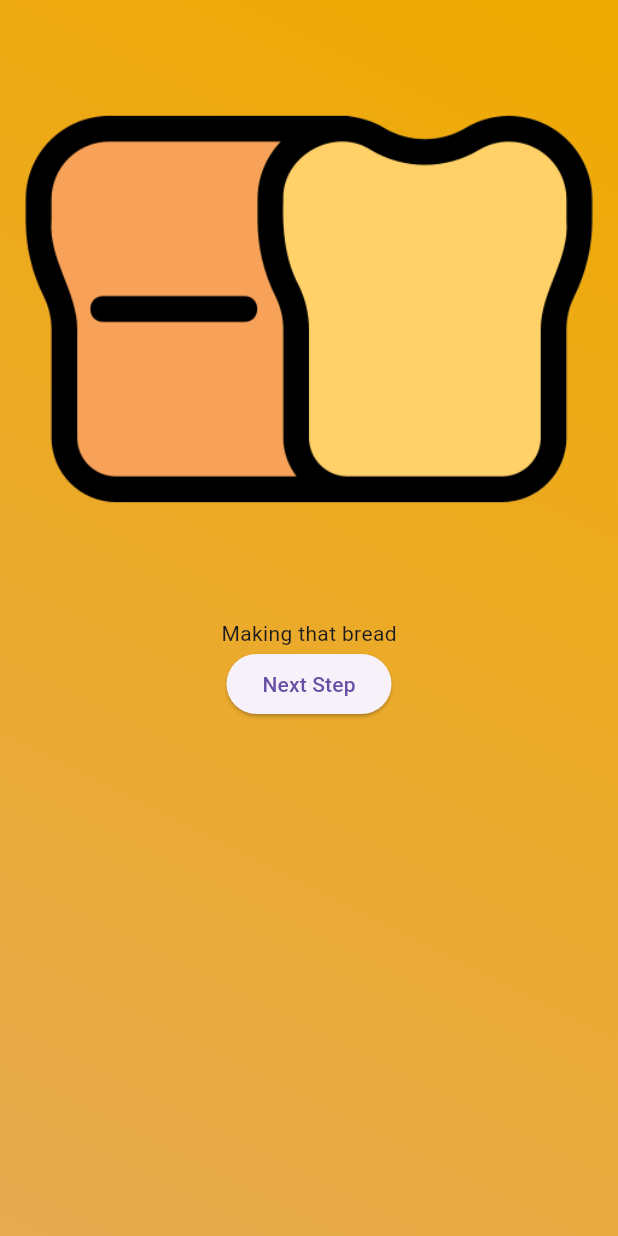
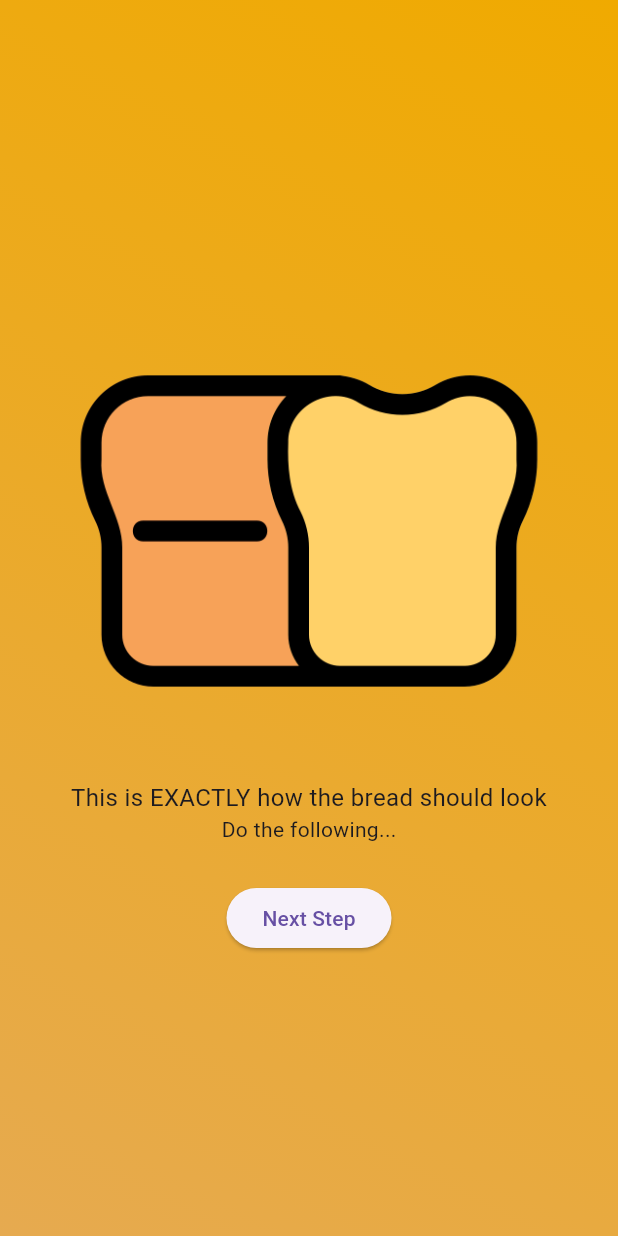
Before and after one commit to jarbunn/banana-bread, a Flutter app: the screen it shows after launch, after a tap on "Lets Begin!", on a phone screen of 412 x 824 dp. Run offline on Flutter 3.47's test engine with Material 3 defaults, Android fonts, the phone set to English and light mode, and no system bars.

Commit message:
Updated data model. Updated ingredients order. Updated file name.

```diff
--- a/lib/data/steps.dart
+++ b/lib/data/steps.dart
@@ -1,8 +1,14 @@
 import 'package:banana_bread/models/recipe_steps.dart';
 
 const ingredients = [
-  RecipeSteps('assets/banana-bread.png', 'Making that bread'),
-  RecipeSteps('assets/banana.png', 'Making that banana'),
-  RecipeSteps('assets/eggs.png', 'Making that eggs'),
-  RecipeSteps('assets/flour.png', 'Making that flour'),
+  RecipeSteps('assets/banana-bread.png', 'This is EXACTLY how the bread should look', 'Do the following...'),
+  RecipeSteps('assets/banana.png', 'Making that banana', 'Do the following...'),
+  RecipeSteps('assets/eggs.png', 'Cracking those eggs', 'Do the following...'),
+  RecipeSteps('assets/butter.png', 'Cutting that butter', 'Do the following...'),
+  RecipeSteps('assets/sugar.png', 'Sprinkling that sugar', 'Do the following...'),
+  RecipeSteps('assets/vanilla.png', 'Dropping that vanilla', 'Do the following...'),
+  RecipeSteps('assets/baking-soda.png', 'Adding that baking-soda', 'Do the following...'),
+  RecipeSteps('assets/mix.png', 'Mixing those ingredients', 'Do the following...'),
+  RecipeSteps('assets/oven.png', 'Cooking with fire', 'Do the following...'),
+  RecipeSteps('assets/bread.png', 'Bon Appetite', 'Eat up!'),
 ];
--- a/lib/models/recipe_steps.dart
+++ b/lib/models/recipe_steps.dart
@@ -1,11 +1,12 @@
 class RecipeSteps {
-  const RecipeSteps(this.image, this.text);
+  const RecipeSteps(this.image, this.header, this.body);
 
   final String image;
-  final String text;
+  final String header;
+  final String body;
   List<Map<String, String>> get recipeData {
     final List<Map<String, String>> recipe = [];
-    recipe.add({'image': image, 'text': text});
+    recipe.add({'image': image, 'header': header, 'body': body});
     return recipe;
   }
 }
--- a/lib/recipe_screen.dart
+++ b/lib/recipe_screen.dart
@@ -24,10 +24,15 @@ class _RecipeScreenState extends State<RecipeScreen> {
     final currentStep = ingredients[currentStepIndex];
     return SizedBox(
       child: Container (
+        margin: const EdgeInsets.all(40),
         child: Column(
+          mainAxisAlignment: MainAxisAlignment.center,
+          crossAxisAlignment: CrossAxisAlignment.center,
           children: [
             Image.asset(currentStep.image),
-            Text(currentStep.text),
+            Text(currentStep.header, style: const TextStyle(fontSize: 16),textAlign: TextAlign.center,),
+            Text(currentStep.body),
+            const SizedBox(height: 25),
             ElevatedButton(onPressed: nextStep, child: const Text('Next Step'),)
           ],
         ),
```
Also changed, not shown: pubspec.yaml (+7 -0 lines), assets/mix.png (renamed from assets/mashed-potatoes.png).
